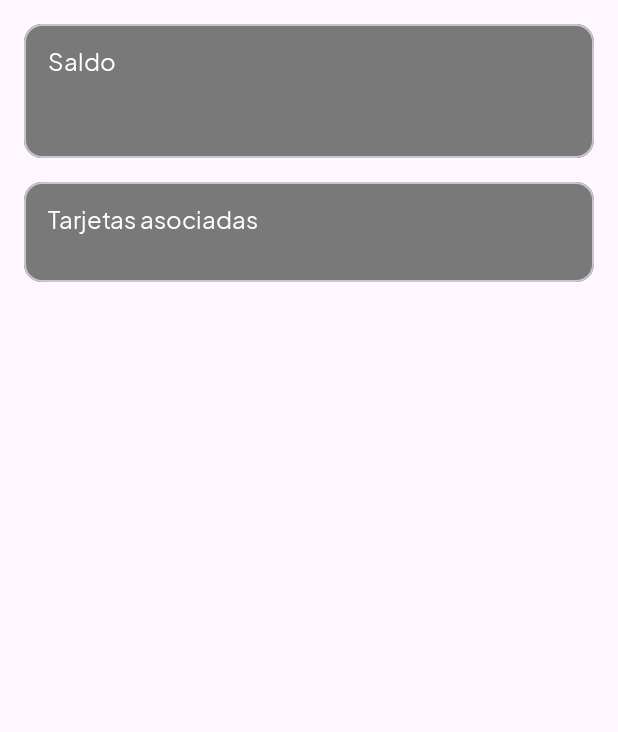
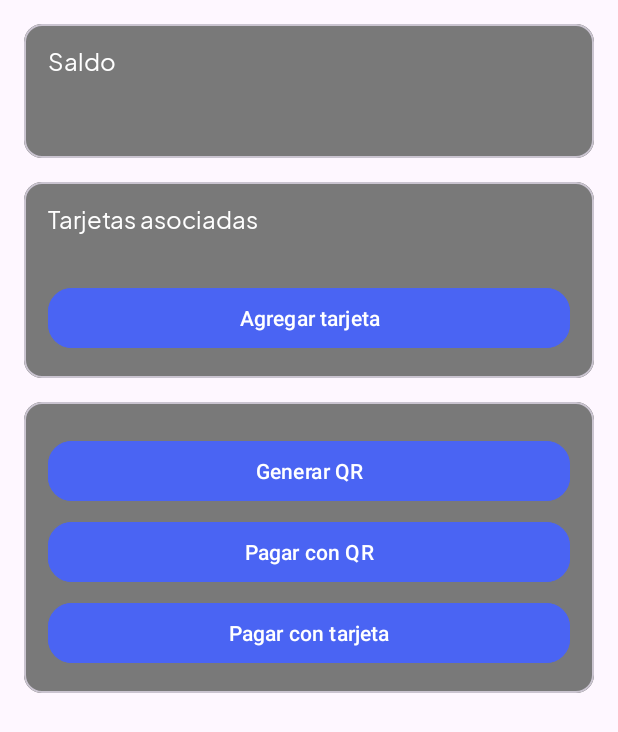
Before and after one commit to franco33333/EldarWallet, an Android app: the MainActivity screen opened directly, with no data from a screen before it, on a phone screen of 412 x 824 dp. Shown: the top 732 px of the screen. Run offline under Robolectric (Android 15) with nearby library versions, the phone set to English and light mode, and no system bars.

Commit message:
Some changes in Main

```diff
--- a/app/src/main/res/layout/activity_main.xml
+++ b/app/src/main/res/layout/activity_main.xml
@@ -62,7 +62,8 @@
                 <androidx.constraintlayout.widget.ConstraintLayout
                     android:layout_width="match_parent"
                     android:layout_height="wrap_content"
-                    android:padding="@dimen/margin_app"
+                    android:paddingVertical="@dimen/margin_app"
+                    android:paddingStart="@dimen/margin_app"
                     android:background="@color/gray">
 
                     <TextView
@@ -74,6 +75,7 @@
                         android:text="@string/associated_cards"/>
 
                     <androidx.recyclerview.widget.RecyclerView
+                        android:id="@+id/rvCards"
                         android:layout_width="match_parent"
                         android:layout_height="wrap_content"
                         android:layout_marginTop="@dimen/margin_app"
@@ -83,6 +85,61 @@
                         tools:itemCount="3"
                         tools:listitem="@layout/item_card"/>
 
+                    <com.google.android.material.button.MaterialButton
+                        android:layout_width="match_parent"
+                        android:layout_height="wrap_content"
+                        android:backgroundTint="@color/color_primary"
+                        app:layout_constraintTop_toBottomOf="@id/rvCards"
+                        app:cornerRadius="@dimen/margin_app"
+                        android:layout_marginEnd="@dimen/margin_app"
+                        android:layout_marginTop="@dimen/margin_app"
+                        android:text="@string/add_card"/>
+
+                </androidx.constraintlayout.widget.ConstraintLayout>
+
+            </com.google.android.material.card.MaterialCardView>
+
+            <com.google.android.material.card.MaterialCardView
+                android:layout_width="match_parent"
+                android:layout_height="wrap_content"
+                android:layout_margin="@dimen/margin_app"
+                app:layout_constraintTop_toBottomOf="@id/cvCards">
+
+                <androidx.constraintlayout.widget.ConstraintLayout
+                    android:layout_width="match_parent"
+                    android:layout_height="wrap_content"
+                    android:padding="@dimen/margin_app"
+                    android:background="@color/gray">
+
+                    <com.google.android.material.button.MaterialButton
+                        android:id="@+id/btnGenerateQR"
+                        android:layout_width="match_parent"
+                        android:layout_height="wrap_content"
+                        android:backgroundTint="@color/color_primary"
+                        app:layout_constraintTop_toTopOf="parent"
+                        app:cornerRadius="@dimen/margin_app"
+                        android:layout_marginTop="6dp"
+                        android:text="@string/generate_qr"/>
+
+                    <com.google.android.material.button.MaterialButton
+                        android:id="@+id/btnPayQR"
+                        android:layout_width="match_parent"
+                        android:layout_height="wrap_content"
+                        android:backgroundTint="@color/color_primary"
+                        app:layout_constraintTop_toBottomOf="@id/btnGenerateQR"
+                        app:cornerRadius="@dimen/margin_app"
+                        android:layout_marginTop="6dp"
+                        android:text="@string/pay_with_qr"/>
+
+                    <com.google.android.material.button.MaterialButton
+                        android:id="@+id/btnPayCard"
+                        android:layout_width="match_parent"
+                        android:layout_height="wrap_content"
+                        android:backgroundTint="@color/color_primary"
+                        app:layout_constraintTop_toBottomOf="@id/btnPayQR"
+                        app:cornerRadius="@dimen/margin_app"
+                        android:layout_marginTop="6dp"
+                        android:text="@string/pay_with_card"/>
 
                 </androidx.constraintlayout.widget.ConstraintLayout>
 
--- a/app/src/main/res/layout/item_card.xml
+++ b/app/src/main/res/layout/item_card.xml
@@ -7,7 +7,7 @@
     android:layout_marginEnd="@dimen/margin_app">
 
     <androidx.cardview.widget.CardView
-        app:cardCornerRadius="4dp"
+        app:cardCornerRadius="15dp"
         app:layout_constraintTop_toTopOf="parent"
         android:layout_width="match_parent"
         android:layout_height="wrap_content">
--- a/app/src/main/res/values/strings.xml
+++ b/app/src/main/res/values/strings.xml
@@ -10,4 +10,8 @@
     <string name="balance">Saldo</string>
     <string name="associated_cards">Tarjetas asociadas</string>
     <string name="expires">Vence</string>
+    <string name="add_card">Agregar tarjeta</string>
+    <string name="generate_qr">Generar QR</string>
+    <string name="pay_with_qr">Pagar con QR</string>
+    <string name="pay_with_card">Pagar con tarjeta</string>
 </resources>
```
